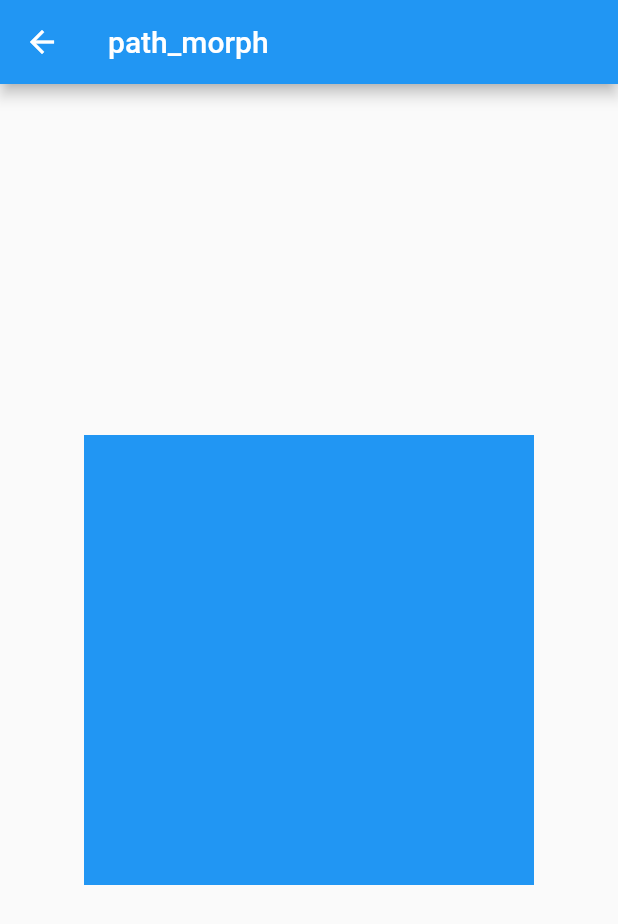
After one commit to androideen/awesome_flutter_animation, a Flutter app: the PathMorphPage screen opened directly, on a phone screen of 412 x 824 dp. The commit adds this screen. Shown: the top 924 px of the screen. Run offline on Flutter 3.47's test engine with Material 2 defaults, Android fonts, the phone set to English and light mode, and no system bars; our stand-ins replace convex_bottom_bar, liquid_swipe, simple_animations, supercharged; missing offline and left inert: animated_widgets, path_morph; network calls fail.

Commit message:
add path_morph example

```diff
--- a/lib/screens/screen_home.dart
+++ b/lib/screens/screen_home.dart
@@ -6,6 +6,7 @@ import 'package:awesome/screens/custom/screen_rising_sun.dart';
 import 'package:awesome/screens/custom/screen_wave.dart';
 import 'package:awesome/screens/screen_animated_widgets.dart';
 import 'package:awesome/screens/screen_liquid_swipe.dart';
+import 'package:awesome/screens/screen_path_morph.dart';
 
 import 'package:awesome/screens/screen_simple_animation.dart';
 import 'package:awesome/widgets/widgets.dart';
@@ -56,7 +57,7 @@ class _HomePageState extends State<HomePage> {
                 _customAnimationButton(
                     context, 'Wave', (context) => WavePage()),
                 _customAnimationButton(
-                    context, 'Flip', (context) => FlipCardPage()),
+                    context, 'Flip Card', (context) => FlipCardPage()),
               ]),
               _page([
                 Header(text: '3rd-party Libraries'),
@@ -66,6 +67,8 @@ class _HomePageState extends State<HomePage> {
                     context, 'liquid_swipe', (context) => LiquidSwipePage()),
                 _libraryAnimationButton(context, 'simple_animations',
                         (context) => SimpleAnimationsPage()),
+                _libraryAnimationButton(context, 'path_morph',
+                        (context) => PathMorphPage()),
               ]),
               _page([
                 Header(text: 'Animation Widget'),
--- /dev/null
+++ b/lib/screens/screen_path_morph.dart
@@ -0,0 +1,92 @@
+import 'package:flutter/cupertino.dart';
+import 'package:flutter/material.dart';
+import 'package:path_morph/morph.dart';
+import 'package:path_morph/sampled_path_data.dart';
+
+class PathMorphPage extends StatefulWidget {
+  @override
+  _PathMorphPageState createState() => _PathMorphPageState();
+}
+
+class _PathMorphPageState extends State<PathMorphPage> with SingleTickerProviderStateMixin {
+  AnimationController _controller;
+  SampledPathData _data;
+
+  Path arrowRightPath() {
+    return Path()
+      ..moveTo(50, 50)
+      ..lineTo(250, 150)
+      ..lineTo(50, 250)
+      ..lineTo(50, 50);
+  }
+  Path arrowDownPath() {
+    return Path()
+      ..moveTo(50, 50)
+      ..lineTo(250, 50)
+      ..lineTo(150, 250)
+      ..lineTo(50, 50);
+  }
+
+
+  @override
+  void initState() {
+
+    _controller = AnimationController(vsync: this, duration: Duration(seconds: 1));
+
+    _data = PathMorph.samplePaths(arrowRightPath(), arrowDownPath());
+    PathMorph.generateAnimations(_controller, _data, (i,z) {
+      setState((){
+        _data.shiftedPoints[i] = z;
+      });
+    });
+    super.initState();
+  }
+  @override
+  void dispose() {
+    _controller.dispose();
+    super.dispose();
+  }
+
+  @override
+  Widget build(BuildContext context) {
+    return Scaffold(
+      appBar: AppBar(
+        title: Text('path_morph'),
+      ),
+      body: Center(
+        child: GestureDetector(
+          onTap: (){
+            setState(() {
+              _controller.isDismissed ? _controller.forward() : _controller.reverse();
+            });
+          },
+          child: Container(
+            color: Colors.blue,
+            width: 300,
+            height: 300,
+            child: CustomPaint(painter: ArrowPainter(PathMorph.generatePath(_data))),
+          ),
+        ),
+      ),
+    );
+  }
+}
+
+class ArrowPainter extends CustomPainter {
+
+  Path _path;
+  var _paint;
+
+  ArrowPainter(this._path) {
+    _paint = Paint();
+    _paint.color = Color.fromRGBO(255, 255, 255, 1.0);
+    _paint.style = PaintingStyle.stroke;
+    _paint.strokeWidth = 5.0;
+  }
+
+  @override
+  void paint(Canvas canvas, Size size) => canvas.drawPath(_path, _paint);
+
+  @override
+  bool shouldRepaint(CustomPainter oldDelegate) => true;
+}
--- a/pubspec.yaml
+++ b/pubspec.yaml
@@ -28,7 +28,7 @@ dependencies:
   liquid_swipe: ^1.5.0
   url_launcher: ^5.7.2
   convex_bottom_bar: ^2.4.1
-
+  path_morph: ^1.0.1
 
 
   # The following adds the Cupertino Icons font to your application.
```
Also changed, not shown: pubspec.lock.
